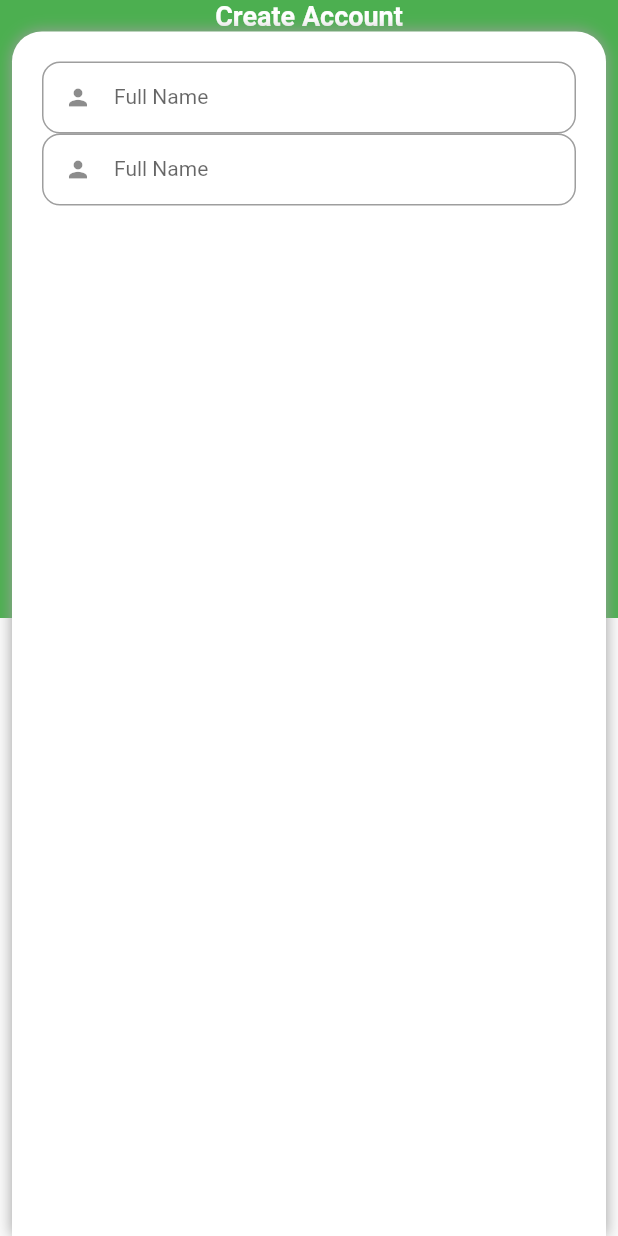
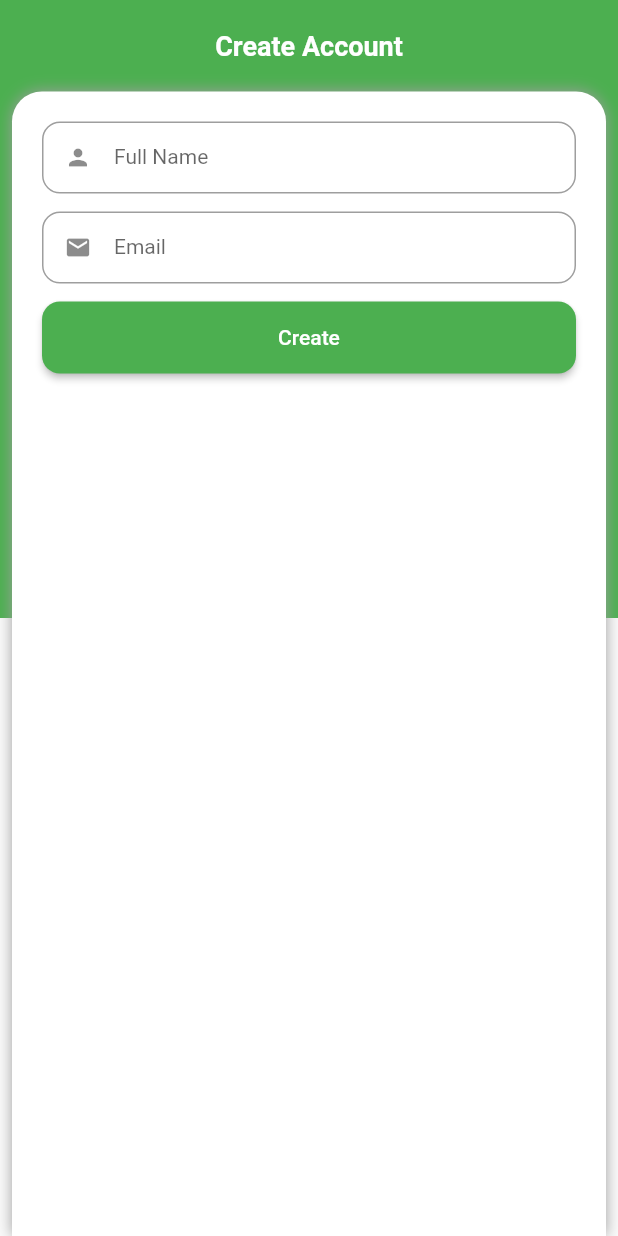
Before and after one commit to doofensmith/tugas2_flutterbasic, a Flutter app: the screen it shows after launch, on a phone screen of 412 x 824 dp. Run offline on Flutter 3.47's test engine with Material 2 defaults, Android fonts, the phone set to English and light mode, and no system bars.

Commit message:
tambah widget button

```diff
--- a/lib/register.dart
+++ b/lib/register.dart
@@ -1,3 +1,5 @@
+import 'dart:ui';
+
 import 'package:flutter/material.dart';
 
 // Pada halaman baru tersebut buatlah formulir apapun,
@@ -32,7 +34,11 @@ class _RegisterPageState extends State<RegisterPage> {
           Column(
             mainAxisSize: MainAxisSize.max,
             children: [
-              Text(
+              Container(
+                margin: EdgeInsets.only(
+                  top: 20,
+                ),
+                child: Text(
                   "Create Account",
                   style: TextStyle(
                     color: Colors.white,
@@ -40,10 +46,15 @@ class _RegisterPageState extends State<RegisterPage> {
                     fontSize: 18,
                   ),
                 ),
+              ),
               Expanded(
                 flex: 1,
                 child: Container(
-                  margin: EdgeInsets.symmetric(horizontal: 8),
+                  margin: EdgeInsets.only(
+                    left: 8,
+                    right: 8,
+                    top: 20,
+                  ),
                   decoration: BoxDecoration(
                     borderRadius: BorderRadius.only(
                       topLeft: Radius.circular(20),
@@ -60,11 +71,34 @@ class _RegisterPageState extends State<RegisterPage> {
                   ),
                   child: Form(
                     child: Container(
-                      margin: EdgeInsets.all(20),
+                      margin: EdgeInsets.only(
+                        top: 8,
+                        left: 20,
+                        right: 20,
+                      ),
                       child: Column(
                         children: [
-                          textFormField(),
-                          textFormField(),
+                          textFormField(
+                            "Full Name",
+                            "Enter your full name",
+                            1,
+                            40,
+                            TextInputType.name,
+                            false,
+                            TextCapitalization.words,
+                            Icons.person,
+                          ),
+                          textFormField(
+                            "Email",
+                            "Enter your email address",
+                            1,
+                            40,
+                            TextInputType.emailAddress,
+                            false,
+                            TextCapitalization.none,
+                            Icons.email,
+                          ),
+                          buttonCreate(),
                         ],
                       ),
                     ),
@@ -78,22 +112,57 @@ class _RegisterPageState extends State<RegisterPage> {
     );
   }
 
-  TextFormField textFormField() {
-    return TextFormField(
+  Widget buttonCreate() {
+    return Container(
+      margin: EdgeInsets.only(
+        top: 12,
+      ),
+      child: ElevatedButton(
+        onPressed: () {},
+        child: Text(
+          "Create",
+        ),
+        style: ElevatedButton.styleFrom(
+          minimumSize: Size(double.infinity, 48),
+          shape: RoundedRectangleBorder(
+            borderRadius: BorderRadius.all(
+              Radius.circular(12),
+            ),
+          ),
+        ),
+      ),
+    );
+  }
+
+  Widget textFormField(
+      String labelText,
+      String hintText,
+      int maxLines,
+      int maxLength,
+      TextInputType textInputType,
+      bool isPassword,
+      TextCapitalization textCapitalization,
+      IconData iconData) {
+    return Container(
+      margin: EdgeInsets.only(
+        top: 12,
+      ),
+      child: TextFormField(
         textAlign: TextAlign.start,
         style: TextStyle(
           fontSize: 14,
         ),
-      maxLines: 1,
-      maxLength: 40,
-      keyboardType: TextInputType.name,
-      textCapitalization: TextCapitalization.words,
+        maxLines: maxLines,
+        maxLength: maxLength,
+        keyboardType: textInputType,
+        obscureText: isPassword,
+        textCapitalization: textCapitalization,
         decoration: InputDecoration(
           prefixIcon: Icon(
-          Icons.person,
+            iconData,
           ),
-        labelText: "Full Name",
-        hintText: "Enter your full name",
+          labelText: labelText,
+          hintText: hintText,
           border: OutlineInputBorder(
             borderRadius: BorderRadius.all(
               Radius.circular(12),
@@ -102,6 +171,7 @@ class _RegisterPageState extends State<RegisterPage> {
           isDense: true,
           counterText: '',
         ),
+      ),
     );
   }
 }
```
Lines whose indentation alone changed are shown as unchanged.
